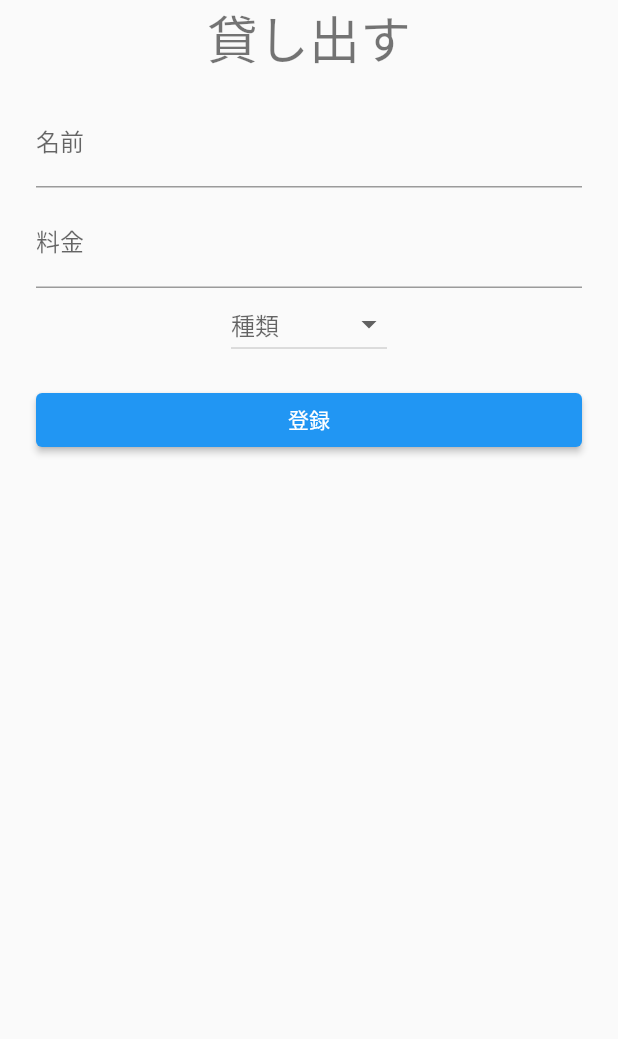
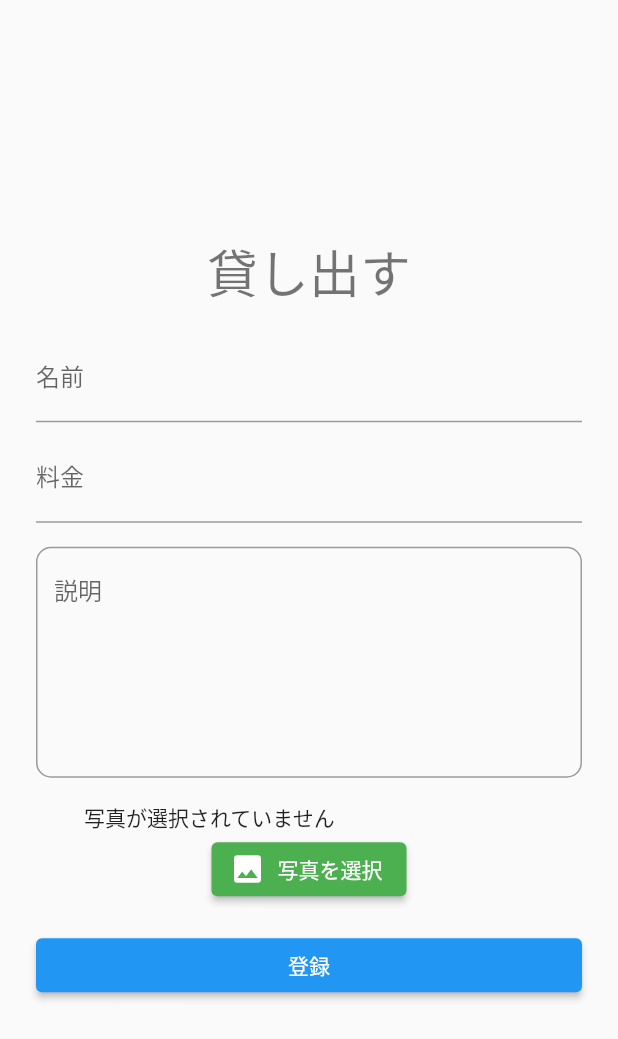
Before and after one commit to haku-noir/otaku-friends, a Flutter app: the ItemPublishPage screen opened directly, on a phone screen of 412 x 824 dp. Shown: the top 1039 px of the screen. Run offline on Flutter 3.47's test engine with Material 2 defaults, Android fonts, the phone set to English and light mode, and no system bars; our stand-ins replace image_picker.

Commit message:
add: ImagePicker to ItemPublishPage

```diff
--- a/lib/item_publish_page.dart
+++ b/lib/item_publish_page.dart
@@ -1,4 +1,6 @@
 import 'package:flutter/material.dart';
+import 'dart:io';
+import 'package:image_picker/image_picker.dart';
 
 class ItemPublishPage extends StatefulWidget {
   const ItemPublishPage({super.key});
@@ -8,14 +10,27 @@ class ItemPublishPage extends StatefulWidget {
 }
 
 class _ItemPublishPageState extends State<ItemPublishPage> {
+  File? _image;
+  final picker = ImagePicker();
+
+  Future pickImage() async {
+    final image = await ImagePicker().pickImage(source: ImageSource.gallery);
+    if (image == null) return;
+
+    final imageTemp = File(image.path);
+
+    setState(() => _image = imageTemp);
+  }
+
   @override
   Widget build(BuildContext context) {
-    final List<String> typeList = ['漫画', '小説', 'ブルーレイ', 'CD'];
+    // final List<String> typeList = ['漫画', '小説', 'ブルーレイ', 'CD'];
     return Scaffold(
         body: Center(
           child: Padding(
             padding: const EdgeInsets.symmetric(horizontal: 24),
-            child: Column(
+            child: SingleChildScrollView(
+              child:  Column(
                 children: [
                   Text(
                     '貸し出す',
@@ -32,19 +47,49 @@ class _ItemPublishPageState extends State<ItemPublishPage> {
                     keyboardType: TextInputType.number,
                     obscureText: true,
                   ),
-                DropdownButton(
-                  hint: const Text('種類'),
-                  items: typeList.map((String value) {
-                      return DropdownMenuItem<String>(
-                      value: value,
-                      child: Text(value),
-                      );
-                    }).toList(),
-                  onChanged: (String? value)=>{}
+                  const SizedBox(height: 16),
+                  TextFormField(
+                    decoration: InputDecoration(
+                      labelText: '説明',
+                      alignLabelWithHint: true,
+                      border: OutlineInputBorder(
+                        borderRadius: BorderRadius.circular(10)
+                      ),
+                    ),
+                    keyboardType: TextInputType.multiline,
+                    maxLines: 6,
+                  ),
+                  // DropdownButton(
+                  //   hint: const Text('種類'),
+                  //   items: typeList.map((String value) {
+                  //       return DropdownMenuItem<String>(
+                  //       value: value,
+                  //       child: Text(value),
+                  //       );
+                  //     }).toList(),
+                  //   onChanged: (String? value)=>{}
+                  // ),
+                  const SizedBox(height: 16),
+                  SizedBox(
+                    width: 300,
+                    child: _image != null ? Image.file(_image!) : const Text("写真が選択されていません")
+                  ),
+                  ElevatedButton.icon(
+                    icon: const Icon(
+                      Icons.image,
+                      color: Colors.white,
+                    ),
+                    label: const Text('写真を選択'),
+                    style: ElevatedButton.styleFrom(
+                      foregroundColor: Colors.white, backgroundColor: Colors.green,
+                    ),
+                    onPressed: () {
+                      pickImage();
+                    },
                   ),
                   const SizedBox(height: 16),
                   SizedBox(
-                  width:double.infinity,
+                    width: double.infinity,
                     child: ElevatedButton(
                       onPressed: ()=>{},
                       child: const Text('登録'),
@@ -54,6 +99,7 @@ class _ItemPublishPageState extends State<ItemPublishPage> {
               ),
             ),
           ),
+        ),
     );
   }
 }
--- a/pubspec.yaml
+++ b/pubspec.yaml
@@ -36,6 +36,7 @@ dependencies:
   # The following adds the Cupertino Icons font to your application.
   # Use with the CupertinoIcons class for iOS style icons.
   cupertino_icons: ^1.0.2
+  image_picker: ^0.8.4+4
 
 dev_dependencies:
   flutter_test:
```
Also changed, not shown: pubspec.lock, 7 other files. Lines whose indentation alone changed are shown as unchanged.
